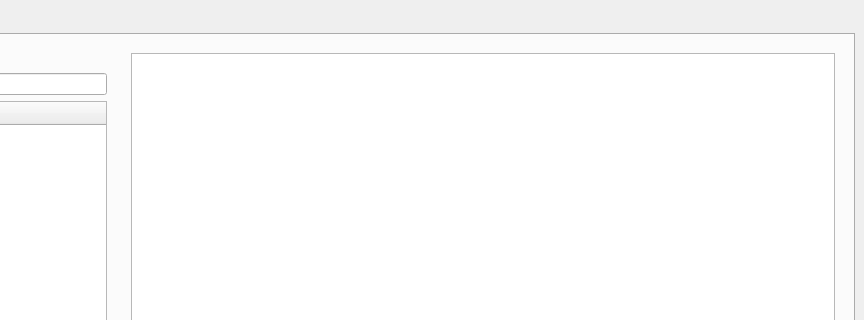
j-kallwies/IKnow, file iknow/ui/MainWindow.ui: the form before one commit; both pictures show x 254 to 1118 and y 0 to 320 of the 1118 by 679 pixel window.
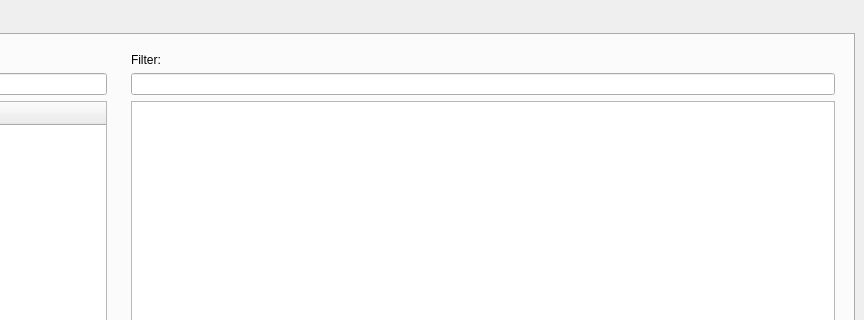
The form after the commit.

Commit message: Implement filter for knowledge

What changed in the file:
```diff
--- a/iknow/ui/MainWindow.ui
+++ b/iknow/ui/MainWindow.ui
@@ -125,6 +125,16 @@
         <item>
          <widget class="QWidget" name="widget_2" native="true">
           <layout class="QVBoxLayout" name="verticalLayout_3">
+           <item>
+            <widget class="QLabel" name="label_2">
+             <property name="text">
+              <string>Filter:</string>
+             </property>
+            </widget>
+           </item>
+           <item>
+            <widget class="QLineEdit" name="filterKnowledgeEdit"/>
+           </item>
            <item>
             <widget class="QTableView" name="knowledgeTableView">
              <property name="editTriggers">
```
The commit also changes 2 other files.
